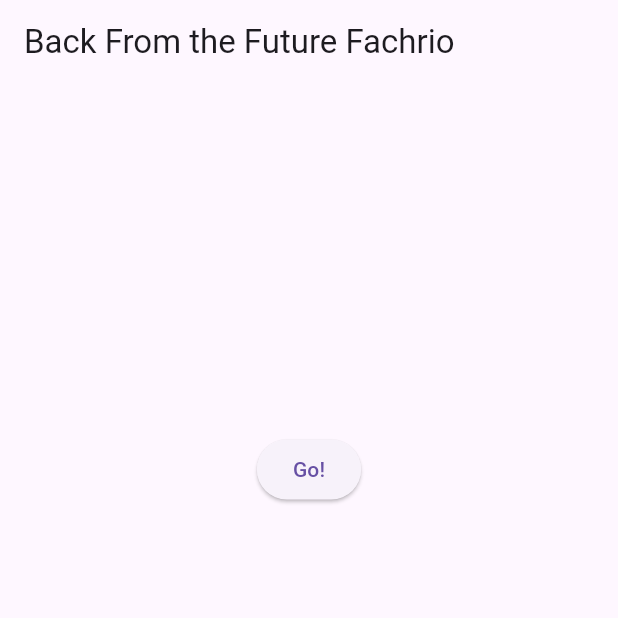
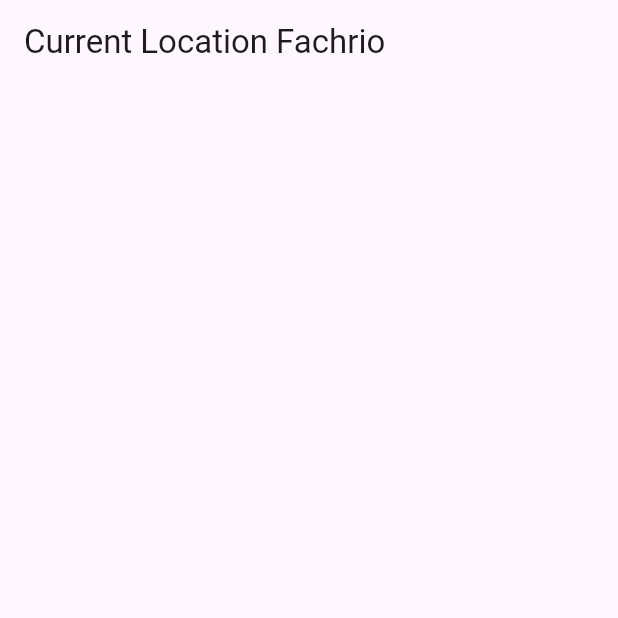
Before and after one commit to riofach/books-flutter, a Flutter app: the screen it shows after launch, on a phone screen of 412 x 824 dp, the top half of it. Run offline on Flutter 3.47's test engine with Material 3 defaults, Android fonts, the phone set to English and light mode, and no system bars; our stand-ins replace geolocator.

Commit message:
W5: Soal 11

```diff
--- /dev/null
+++ b/lib/geolocation.dart
@@ -0,0 +1,39 @@
+import 'package:geolocator/geolocator.dart';
+import 'package:flutter/material.dart';
+
+class LocationScreen extends StatefulWidget {
+  const LocationScreen({super.key});
+
+  @override
+  State<LocationScreen> createState() => _LocationScreenState();
+}
+
+class _LocationScreenState extends State<LocationScreen> {
+  String myPosition = '';
+  @override
+  void initState() {
+    super.initState();
+    getPosition().then((Position myPos) {
+      myPosition =
+          'Lat: ${myPos.latitude.toString()}, Long: ${myPos.longitude.toString()}';
+      setState(() {
+        myPosition = myPosition;
+      });
+    });
+  }
+
+  @override
+  Widget build(BuildContext context) {
+    return Scaffold(
+      appBar: AppBar(title: const Text('Current Location Fachrio')),
+      body: Center(child: Text(myPosition)),
+    );
+  }
+
+  Future<Position> getPosition() async {
+    await Geolocator.requestPermission();
+    await Geolocator.isLocationServiceEnabled();
+    Position? position = await Geolocator.getCurrentPosition();
+    return position;
+  }
+}
--- a/lib/main.dart
+++ b/lib/main.dart
@@ -3,6 +3,7 @@ import 'package:flutter/material.dart';
 import 'package:http/http.dart';
 import 'package:http/http.dart' as http;
 import 'package:async/async.dart';
+import 'geolocation.dart';
 
 void main() {
   runApp(const MyApp());
@@ -19,7 +20,8 @@ class MyApp extends StatelessWidget {
         primarySwatch: Colors.blue,
         visualDensity: VisualDensity.adaptivePlatformDensity,
       ),
-      home: const FuturePage(),
+      // home: const FuturePage(),
+      home: const LocationScreen(), //praktikum 6
     );
   }
 }
@@ -194,6 +196,7 @@ class _FuturePageState extends State<FuturePage> {
                 //       });
                 //     })
                 //     .whenComplete(() => print('Completed')); //praktikum 5
+                // handleError(); //praktikum 5
               },
             ),
             const Spacer(),
--- a/pubspec.yaml
+++ b/pubspec.yaml
@@ -31,6 +31,7 @@ dependencies:
   flutter:
     sdk: flutter
   http: ^1.3.0
+  geolocator: ^13.0.3
 
   # The following adds the Cupertino Icons font to your application.
   # Use with the CupertinoIcons class for iOS style icons.
```
Also changed, not shown: images/611.png (added), images/612s.gif (added), pubspec.lock, 5 other files.
